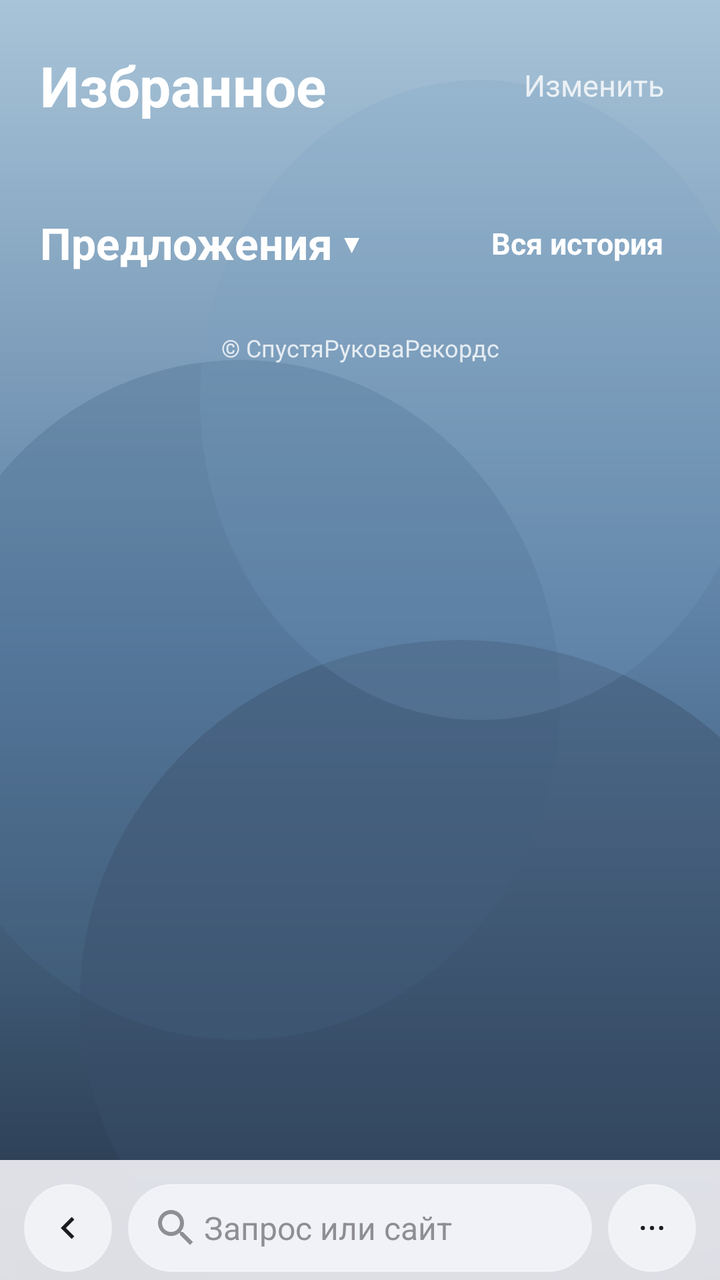
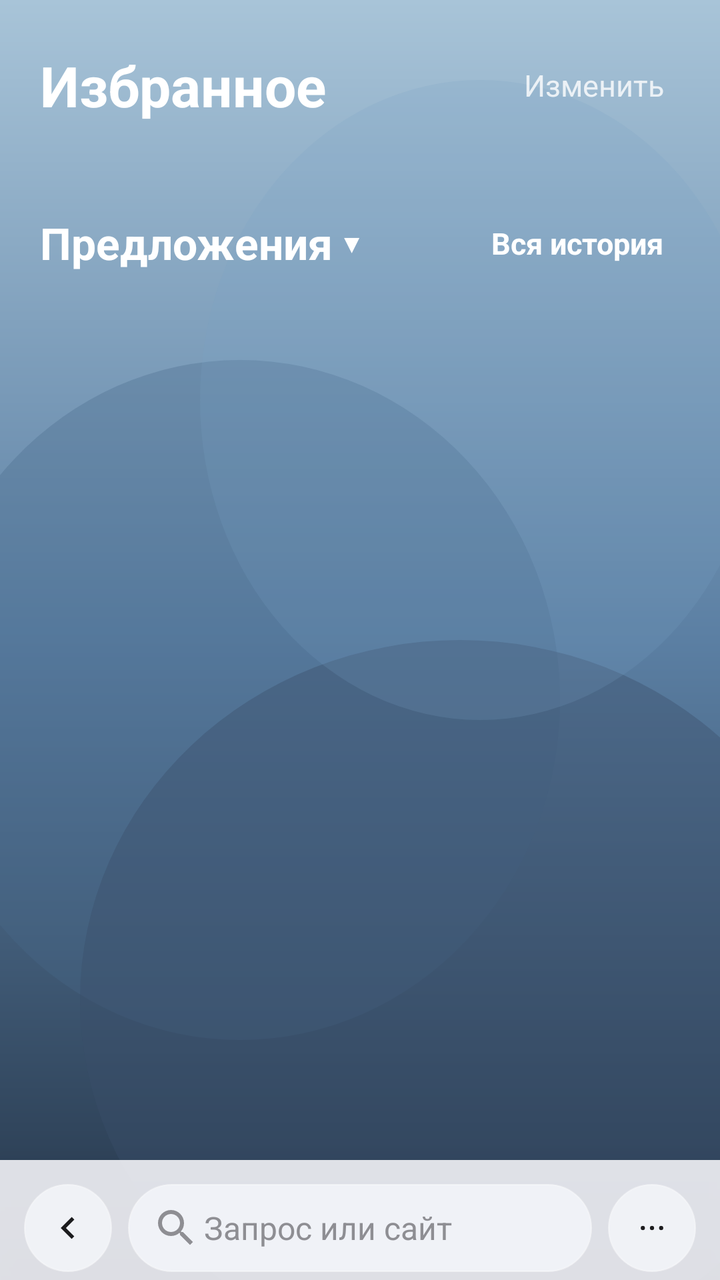

Before-and-after screenshots of an Android layout around one commit, followed by the original layout XML and the change that was made.
<!-- AndroidManifest.xml: application theme Theme.Safari -->
<!-- res/layout/activity_main.xml -->
<?xml version="1.0" encoding="utf-8"?>
<androidx.constraintlayout.widget.ConstraintLayout xmlns:android="http://schemas.android.com/apk/res/android"
    xmlns:app="http://schemas.android.com/apk/res-auto"
    android:id="@+id/root"
    android:layout_width="match_parent"
    android:layout_height="match_parent"
    android:background="@drawable/bg_start_wallpaper">

    <FrameLayout
        android:id="@+id/contentContainer"
        android:layout_width="0dp"
        android:layout_height="0dp"
        android:clipToPadding="true"
        app:layout_constraintBottom_toBottomOf="parent"
        app:layout_constraintEnd_toEndOf="parent"
        app:layout_constraintStart_toStartOf="parent"
        app:layout_constraintTop_toTopOf="parent">

        <WebView
            android:id="@+id/webView"
            android:layout_width="match_parent"
            android:layout_height="match_parent"
            android:visibility="gone" />

        <androidx.core.widget.NestedScrollView
            android:id="@+id/startPage"
            android:layout_width="match_parent"
            android:layout_height="match_parent"
            android:fillViewport="true"
            android:overScrollMode="never">

            <LinearLayout
                android:layout_width="match_parent"
                android:layout_height="wrap_content"
                android:orientation="vertical"
                android:paddingHorizontal="20dp"
                android:paddingTop="16dp"
                android:paddingBottom="130dp">

                <LinearLayout
                    android:layout_width="match_parent"
                    android:layout_height="wrap_content"
                    android:gravity="center_vertical"
                    android:orientation="horizontal"
                    android:layout_marginTop="8dp">

                    <TextView
                        android:id="@+id/startTitle"
                        android:layout_width="0dp"
                        android:layout_height="wrap_content"
                        android:layout_weight="1"
                        android:text="Избранное"
                        android:textColor="@color/safari_start_title"
                        android:textSize="28sp"
                        android:textStyle="bold" />

                    <TextView
                        android:id="@+id/btnCollapseFav"
                        android:layout_width="wrap_content"
                        android:layout_height="wrap_content"
                        android:padding="8dp"
                        android:text="Изменить"
                        android:textColor="@color/safari_start_muted"
                        android:textSize="15sp" />
                </LinearLayout>

                <TextView
                    android:id="@+id/startSubtitle"
                    android:layout_width="match_parent"
                    android:layout_height="wrap_content"
                    android:layout_marginTop="6dp"
                    android:textColor="@color/safari_start_muted"
                    android:textSize="14sp"
                    android:visibility="gone" />

                <androidx.recyclerview.widget.RecyclerView
                    android:id="@+id/favoritesList"
                    android:layout_width="match_parent"
                    android:layout_height="wrap_content"
                    android:layout_marginTop="16dp"
                    android:nestedScrollingEnabled="false"
                    android:overScrollMode="never" />

                <LinearLayout
                    android:id="@+id/recentHeaderRow"
                    android:layout_width="match_parent"
                    android:layout_height="wrap_content"
                    android:layout_marginTop="28dp"
                    android:gravity="center_vertical"
                    android:orientation="horizontal">

                    <TextView
                        android:id="@+id/recentHeader"
                        android:layout_width="0dp"
                        android:layout_height="wrap_content"
                        android:layout_weight="1"
                        android:background="?attr/selectableItemBackgroundBorderless"
                        android:text="Предложения ▾"
                        android:textColor="@color/safari_start_title"
                        android:textSize="22sp"
                        android:textStyle="bold" />

                    <TextView
                        android:id="@+id/btnAllHistory"
                        android:layout_width="wrap_content"
                        android:layout_height="wrap_content"
                        android:background="?attr/selectableItemBackgroundBorderless"
                        android:paddingHorizontal="8dp"
                        android:paddingVertical="6dp"
                        android:text="Вся история"
                        android:textColor="@color/safari_start_title"
                        android:textSize="15sp"
                        android:textStyle="bold" />
                </LinearLayout>

                <androidx.recyclerview.widget.RecyclerView
                    android:id="@+id/recentList"
                    android:layout_width="match_parent"
                    android:layout_height="wrap_content"
                    android:layout_marginTop="8dp"
                    android:nestedScrollingEnabled="false"
                    android:overScrollMode="never"
                    android:visibility="gone" />

                <TextView
                    android:id="@+id/startAuthor"
                    android:layout_width="match_parent"
                    android:layout_height="wrap_content"
                    android:layout_marginTop="28dp"
                    android:gravity="center"
                    android:text="© СпустяРуковаРекордс"
                    android:textColor="@color/safari_start_muted"
                    android:textSize="12sp" />
            </LinearLayout>
        </androidx.core.widget.NestedScrollView>

        
        <FrameLayout
            android:id="@+id/historyOverlay"
            android:layout_width="match_parent"
            android:layout_height="match_parent"
            android:background="@drawable/bg_history_screen"
            android:clickable="true"
            android:elevation="26dp"
            android:visibility="gone">

            <LinearLayout
                android:layout_width="match_parent"
                android:layout_height="match_parent"
                android:orientation="vertical"
                android:paddingTop="44dp">

                <LinearLayout
                    android:layout_width="match_parent"
                    android:layout_height="48dp"
                    android:layout_marginHorizontal="12dp"
                    android:layout_marginBottom="4dp"
                    android:background="@drawable/bg_history_toolbar"
                    android:gravity="center_vertical"
                    android:orientation="horizontal"
                    android:paddingHorizontal="6dp">

                    <TextView
                        android:id="@+id/btnClearHistory"
                        android:layout_width="wrap_content"
                        android:layout_height="wrap_content"
                        android:padding="12dp"
                        android:text="Очистить"
                        android:textColor="#FF3B30"
                        android:textSize="16sp" />

                    <TextView
                        android:layout_width="0dp"
                        android:layout_height="wrap_content"
                        android:layout_weight="1"
                        android:gravity="center"
                        android:text="История"
                        android:textColor="#000000"
                        android:textSize="17sp"
                        android:textStyle="bold" />

                    <TextView
                        android:id="@+id/btnHistoryDone"
                        android:layout_width="wrap_content"
                        android:layout_height="wrap_content"
                        android:padding="12dp"
                        android:text="Готово"
                        android:textColor="#007AFF"
                        android:textSize="16sp"
                        android:textStyle="bold" />
                </LinearLayout>

                <androidx.recyclerview.widget.RecyclerView
                    android:id="@+id/historyList"
                    android:layout_width="match_parent"
                    android:layout_height="0dp"
                    android:layout_weight="1"
                    android:clipToPadding="false"
                    android:overScrollMode="never"
                    android:paddingHorizontal="16dp"
                    android:paddingTop="4dp"
                    android:paddingBottom="100dp" />
            </LinearLayout>
        </FrameLayout>

        <FrameLayout
            android:id="@+id/tabsOverlay"
            android:layout_width="match_parent"
            android:layout_height="match_parent"
            android:background="@drawable/bg_tabs_backdrop"
            android:clickable="true"
            android:elevation="24dp"
            android:visibility="gone">

            <androidx.recyclerview.widget.RecyclerView
                android:id="@+id/tabsList"
                android:layout_width="match_parent"
                android:layout_height="match_parent"
                android:clipToPadding="false"
                android:overScrollMode="never"
                android:paddingStart="10dp"
                android:paddingTop="56dp"
                android:paddingEnd="10dp"
                android:paddingBottom="110dp" />

            
            <LinearLayout
                android:id="@+id/tabsBottomBar"
                android:layout_width="match_parent"
                android:layout_height="64dp"
                android:layout_gravity="bottom"
                android:layout_marginHorizontal="14dp"
                android:layout_marginBottom="18dp"
                android:background="@drawable/bg_tabs_bottom_bar"
                android:elevation="10dp"
                android:gravity="center_vertical"
                android:orientation="horizontal"
                android:paddingHorizontal="10dp">

                <ImageButton
                    android:id="@+id/btnNewTab"
                    android:layout_width="44dp"
                    android:layout_height="44dp"
                    android:background="@drawable/bg_tabs_circle"
                    android:contentDescription="Новая вкладка"
                    android:padding="11dp"
                    android:scaleType="centerInside"
                    android:src="@drawable/ic_tab_plus" />

                <TextView
                    android:id="@+id/tabsCountPill"
                    android:layout_width="0dp"
                    android:layout_height="40dp"
                    android:layout_marginHorizontal="10dp"
                    android:layout_weight="1"
                    android:background="@drawable/bg_tabs_count_pill"
                    android:gravity="center"
                    android:text="1 вкладка"
                    android:textColor="@color/safari_text"
                    android:textSize="15sp"
                    android:textStyle="bold" />

                
                <TextView
                    android:id="@+id/btnTogglePrivate"
                    android:layout_width="0dp"
                    android:layout_height="0dp"
                    android:visibility="gone" />

                <TextView
                    android:id="@+id/tabsTitle"
                    android:layout_width="0dp"
                    android:layout_height="0dp"
                    android:visibility="gone" />

                <ImageButton
                    android:id="@+id/btnTabsDone"
                    android:layout_width="44dp"
                    android:layout_height="44dp"
                    android:background="@drawable/bg_tabs_done"
                    android:contentDescription="Готово"
                    android:padding="10dp"
                    android:scaleType="centerInside"
                    android:src="@drawable/ic_tab_done" />
            </LinearLayout>
        </FrameLayout>
    </FrameLayout>

    
    <LinearLayout
        android:id="@+id/bottomChrome"
        android:layout_width="0dp"
        android:layout_height="wrap_content"
        android:background="@drawable/bg_chrome_scrim"
        android:elevation="24dp"
        android:gravity="center_vertical"
        android:orientation="vertical"
        android:paddingHorizontal="12dp"
        android:paddingTop="8dp"
        app:layout_constraintBottom_toBottomOf="parent"
        app:layout_constraintEnd_toEndOf="parent"
        app:layout_constraintStart_toStartOf="parent">

        <ProgressBar
            android:id="@+id/progress"
            style="?android:attr/progressBarStyleHorizontal"
            android:layout_width="match_parent"
            android:layout_height="2dp"
            android:layout_marginBottom="6dp"
            android:max="100"
            android:progressDrawable="@drawable/bg_progress"
            android:visibility="gone" />

        <LinearLayout
            android:id="@+id/toolbarRow"
            android:layout_width="match_parent"
            android:layout_height="52dp"
            android:gravity="center_vertical"
            android:orientation="horizontal">

            <ImageButton
                android:id="@+id/btnBack"
                android:layout_width="44dp"
                android:layout_height="44dp"
                android:background="@drawable/bg_circle_glass"
                android:contentDescription="Назад"
                android:padding="11dp"
                android:scaleType="centerInside"
                android:src="@drawable/ic_nav_back"
                app:tint="@null"
                android:tint="@null" />

            <LinearLayout
                android:id="@+id/addressCapsule"
                android:layout_width="0dp"
                android:layout_height="44dp"
                android:layout_marginHorizontal="8dp"
                android:layout_weight="1"
                android:background="@drawable/bg_capsule_glass"
                android:elevation="0dp"
                android:gravity="center_vertical"
                android:orientation="horizontal"
                android:paddingHorizontal="10dp">

                <ImageButton
                    android:id="@+id/btnAa"
                    android:layout_width="28dp"
                    android:layout_height="28dp"
                    android:background="?attr/selectableItemBackgroundBorderless"
                    android:contentDescription="Аа"
                    android:padding="2dp"
                    android:scaleType="centerInside"
                    android:src="@drawable/ic_search"
                    app:tint="@null"
                    android:tint="@null" />

                <EditText
                    android:id="@+id/addressBar"
                    android:layout_width="0dp"
                    android:layout_height="match_parent"
                    android:layout_weight="1"
                    android:background="@android:color/transparent"
                    android:gravity="center_vertical"
                    android:hint="Запрос или сайт"
                    android:imeOptions="actionGo"
                    android:importantForAutofill="no"
                    android:inputType="textUri"
                    android:maxLines="1"
                    android:selectAllOnFocus="true"
                    android:textColor="@color/safari_text"
                    android:textColorHint="@color/safari_muted"
                    android:textCursorDrawable="@null"
                    android:textSize="16sp" />

                <ImageButton
                    android:id="@+id/btnClearField"
                    android:layout_width="28dp"
                    android:layout_height="28dp"
                    android:background="?attr/selectableItemBackgroundBorderless"
                    android:contentDescription="Очистить"
                    android:padding="2dp"
                    android:scaleType="centerInside"
                    android:src="@drawable/ic_clear_field"
                    android:visibility="gone"
                    app:tint="@null"
                    android:tint="@null" />

                <ImageButton
                    android:id="@+id/btnReload"
                    android:layout_width="28dp"
                    android:layout_height="28dp"
                    android:background="?attr/selectableItemBackgroundBorderless"
                    android:contentDescription="Обновить"
                    android:padding="2dp"
                    android:scaleType="centerInside"
                    android:src="@drawable/ic_reload"
                    android:visibility="gone"
                    app:tint="@null"
                    android:tint="@null" />
            </LinearLayout>

            <ImageButton
                android:id="@+id/btnMore"
                android:layout_width="44dp"
                android:layout_height="44dp"
                android:background="@drawable/bg_circle_glass"
                android:contentDescription="Ещё"
                android:padding="11dp"
                android:scaleType="centerInside"
                android:src="@drawable/ic_more"
                app:tint="@null"
                android:tint="@null" />
        </LinearLayout>
    </LinearLayout>

    
    <ImageButton
        android:id="@+id/btnForward"
        android:layout_width="0dp"
        android:layout_height="0dp"
        android:visibility="gone"
        app:layout_constraintStart_toStartOf="parent"
        app:layout_constraintTop_toTopOf="parent" />

    <ImageButton
        android:id="@+id/btnShare"
        android:layout_width="0dp"
        android:layout_height="0dp"
        android:visibility="gone"
        app:layout_constraintStart_toStartOf="parent"
        app:layout_constraintTop_toTopOf="parent" />

    <ImageButton
        android:id="@+id/btnBookmarks"
        android:layout_width="0dp"
        android:layout_height="0dp"
        android:visibility="gone"
        app:layout_constraintStart_toStartOf="parent"
        app:layout_constraintTop_toTopOf="parent" />

    <TextView
        android:id="@+id/btnTabs"
        android:layout_width="0dp"
        android:layout_height="0dp"
        android:visibility="gone"
        app:layout_constraintStart_toStartOf="parent"
        app:layout_constraintTop_toTopOf="parent" />

    <androidx.recyclerview.widget.RecyclerView
        android:id="@+id/suggestionsList"
        android:layout_width="0dp"
        android:layout_height="0dp"
        android:background="@color/safari_overlay"
        android:clickable="true"
        android:elevation="18dp"
        android:paddingTop="8dp"
        android:visibility="gone"
        app:layout_constraintBottom_toTopOf="@id/bottomChrome"
        app:layout_constraintEnd_toEndOf="parent"
        app:layout_constraintStart_toStartOf="parent"
        app:layout_constraintTop_toTopOf="parent" />

    <FrameLayout
        android:id="@+id/readerOverlay"
        android:layout_width="0dp"
        android:layout_height="0dp"
        android:background="@color/safari_page_bg"
        android:clickable="true"
        android:elevation="30dp"
        android:visibility="gone"
        app:layout_constraintBottom_toBottomOf="parent"
        app:layout_constraintEnd_toEndOf="parent"
        app:layout_constraintStart_toStartOf="parent"
        app:layout_constraintTop_toTopOf="parent">

        <WebView
            android:id="@+id/readerWebView"
            android:layout_width="match_parent"
            android:layout_height="match_parent"
            android:layout_marginBottom="56dp" />

        <TextView
            android:id="@+id/btnCloseReader"
            android:layout_width="match_parent"
            android:layout_height="56dp"
            android:layout_gravity="bottom"
            android:background="@color/safari_overlay"
            android:elevation="4dp"
            android:gravity="center"
            android:text="Готово"
            android:textColor="@color/safari_blue"
            android:textSize="17sp"
            android:textStyle="bold" />
    </FrameLayout>
</androidx.constraintlayout.widget.ConstraintLayout>
<!-- resources referenced by this layout -->
<resources>
  <color name="safari_blue">#007AFF</color>
  <color name="safari_muted">#8E8E93</color>
  <color name="safari_overlay">#F2F2F7</color>
  <color name="safari_page_bg">#FFFFFF</color>
  <color name="safari_start_muted">#CCFFFFFF</color>
  <color name="safari_start_title">#FFFFFF</color>
  <color name="safari_text">#000000</color>
  <!-- drawable bg_capsule_glass (drawable) -->
  <?xml version="1.0" encoding="utf-8"?>
  <shape xmlns:android="http://schemas.android.com/apk/res/android"
      android:shape="rectangle">
      <solid android:color="@color/safari_glass_fill" />
      <corners android:radius="22dp" />
      <stroke
          android:width="0.5dp"
          android:color="@color/safari_glass_stroke" />
  </shape>
  <!-- drawable bg_chrome_scrim (drawable) -->
  <?xml version="1.0" encoding="utf-8"?>
  <shape xmlns:android="http://schemas.android.com/apk/res/android"
      android:shape="rectangle">
      <solid android:color="@color/safari_chrome_scrim" />
  </shape>
  <!-- drawable bg_circle_glass (drawable) -->
  <?xml version="1.0" encoding="utf-8"?>
  <shape xmlns:android="http://schemas.android.com/apk/res/android"
      android:shape="oval">
      <solid android:color="@color/safari_circle_fill" />
      <stroke
          android:width="0.5dp"
          android:color="@color/safari_glass_stroke" />
  </shape>
  <!-- drawable bg_history_screen (drawable) -->
  <?xml version="1.0" encoding="utf-8"?>
  <shape xmlns:android="http://schemas.android.com/apk/res/android"
      android:shape="rectangle">
      <gradient
          android:angle="270"
          android:startColor="#E8EAF0"
          android:centerColor="#E4E6ED"
          android:endColor="#DDE0E8"
          android:type="linear" />
  </shape>
  <!-- drawable bg_history_toolbar (drawable) -->
  <?xml version="1.0" encoding="utf-8"?>
  <shape xmlns:android="http://schemas.android.com/apk/res/android"
      android:shape="rectangle">
      <solid android:color="#E8F2F2F7" />
      <corners android:radius="22dp" />
      <stroke
          android:width="0.5dp"
          android:color="#66FFFFFF" />
  </shape>
  <!-- drawable bg_tabs_backdrop (drawable) -->
  <?xml version="1.0" encoding="utf-8"?>
  <shape xmlns:android="http://schemas.android.com/apk/res/android"
      android:shape="rectangle">
      <gradient
          android:angle="160"
          android:startColor="#D8DEE8"
          android:centerColor="#C9D0DC"
          android:endColor="#B8C0CE"
          android:type="linear" />
  </shape>
  <!-- drawable bg_tabs_bottom_bar (drawable) -->
  <?xml version="1.0" encoding="utf-8"?>
  <shape xmlns:android="http://schemas.android.com/apk/res/android"
      android:shape="rectangle">
      <solid android:color="#E8F2F2F7" />
      <corners android:radius="28dp" />
      <stroke
          android:width="0.5dp"
          android:color="#66FFFFFF" />
  </shape>
  <!-- drawable bg_tabs_circle (drawable) -->
  <?xml version="1.0" encoding="utf-8"?>
  <shape xmlns:android="http://schemas.android.com/apk/res/android"
      android:shape="oval">
      <solid android:color="#F5FFFFFF" />
  </shape>
  <!-- drawable bg_tabs_count_pill (drawable) -->
  <?xml version="1.0" encoding="utf-8"?>
  <shape xmlns:android="http://schemas.android.com/apk/res/android"
      android:shape="rectangle">
      <solid android:color="#E6FFFFFF" />
      <corners android:radius="20dp" />
  </shape>
  <!-- drawable bg_tabs_done (drawable) -->
  <?xml version="1.0" encoding="utf-8"?>
  <shape xmlns:android="http://schemas.android.com/apk/res/android"
      android:shape="oval">
      <solid android:color="@color/safari_blue" />
  </shape>
  <color name="safari_glass_fill">#F2F2F4F8</color>
  <color name="safari_glass_stroke">#66FFFFFF</color>
  <color name="safari_chrome_scrim">#E6F2F2F7</color>
  <color name="safari_circle_fill">#EEF2F4F8</color>
  <color name="safari_icon">#1C1C1E</color>
  <color name="safari_bg">#F2F2F7</color>
  <!-- unchanged entries left out for length: 10 -->
</resources>

<!-- the commit's change to res/layout/activity_main.xml (unified diff, before → after) -->
@@ -122,15 +122,6 @@
                     android:overScrollMode="never"
                     android:visibility="gone" />
 
-                <TextView
-                    android:id="@+id/startAuthor"
-                    android:layout_width="match_parent"
-                    android:layout_height="wrap_content"
-                    android:layout_marginTop="28dp"
-                    android:gravity="center"
-                    android:text="© СпустяРуковаРекордс"
-                    android:textColor="@color/safari_start_muted"
-                    android:textSize="12sp" />
             </LinearLayout>
         </androidx.core.widget.NestedScrollView>
 
